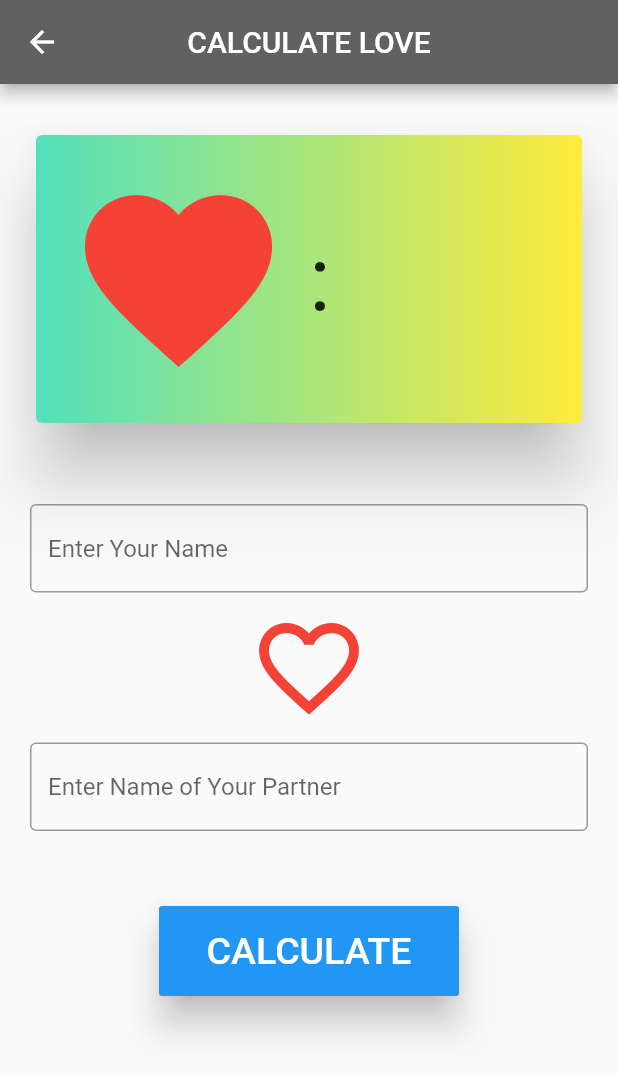
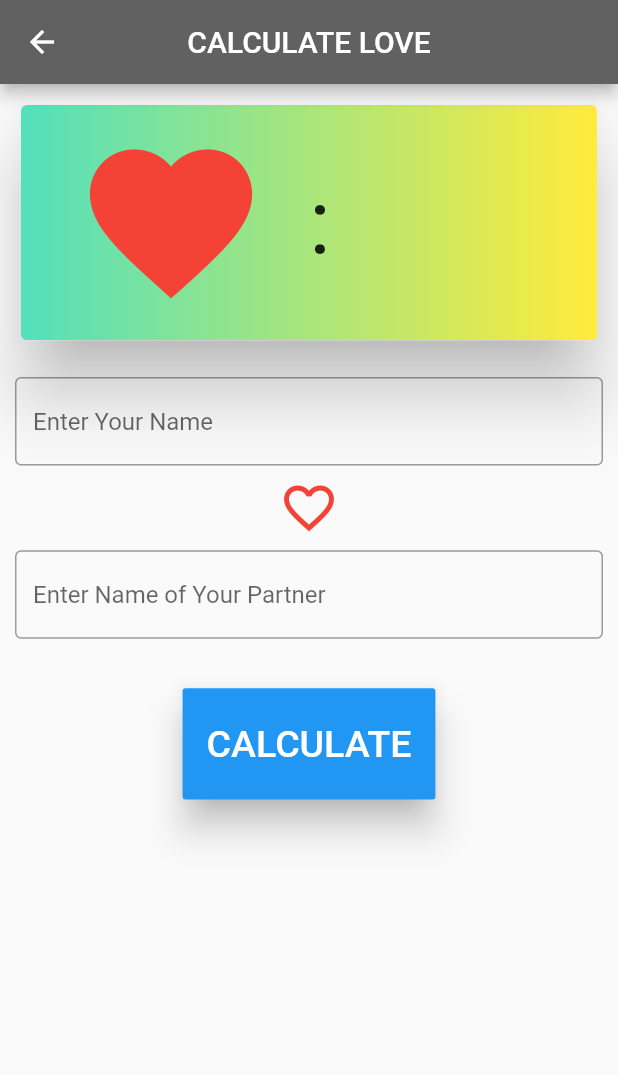
Before and after one commit to RajdeepThakare/Fun-Calculator, a Flutter app: the screen it shows after launch, after a tap on "CALCULATE LOVE", on a phone screen of 412 x 824 dp. Shown: the top 1075 px of the screen. Run offline on Flutter 3.47's test engine with Material 2 defaults, Android fonts, the phone set to English and light mode, and no system bars; drawn by our look-alikes of gradient_widgets; missing offline and left inert: firebase_admob; accounts and stored records are empty.

Commit message:
Now comapaitable for all devices

```diff
--- a/lib/pages/home.dart
+++ b/lib/pages/home.dart
@@ -4,10 +4,10 @@ import 'package:firebase_admob/firebase_admob.dart';
 
 
 MobileAdTargetingInfo targetingInfo = MobileAdTargetingInfo(
-  keywords: <String>['flutterio', 'beautiful apps', 'games', 'sports', 'free'],
-  contentUrl: 'https://flutter.io',
+  keywords: <String>[ 'beautiful apps', 'games', 'sports', 'free'],
+ // contentUrl: 'https://flutter.io',
 //  birthday: DateTime.now(),
- // childDirected: true,
+ childDirected: true,
 //  designedForFamilies: false,
  // gender: MobileAdGender.male, // or MobileAdGender.female, MobileAdGender.unknown
   testDevices: <String>['512B95F7F4B43AC6309729BA89D817CC'], // Android emulators are considered test devices
@@ -53,6 +53,7 @@ class _HomeState extends State<Home> {
 
   @override
   Widget build(BuildContext context) {
+    SizedBox(height: 50);
 
     myBanner
   // typically this happens well before the ad is shown
@@ -73,7 +74,7 @@ class _HomeState extends State<Home> {
         backgroundColor: Colors.grey[900],
       ),
       body: Padding(
-        padding: const EdgeInsets.fromLTRB(0,0,0,50),
+        padding: EdgeInsets.fromLTRB(0,0,0,MediaQuery.of(context).size.height/15),
         child: Container(
           color: Colors.white,
           padding: EdgeInsets.all(10),
--- a/lib/pages/love.dart
+++ b/lib/pages/love.dart
@@ -50,12 +50,13 @@ class _LoveState extends State<Love> {
       body: ListView(
         children: <Widget>[
                Padding(
-            padding: const EdgeInsets.fromLTRB(20, 30, 20, 50),
+          padding: const EdgeInsets.fromLTRB(10, 10, 10, 10),
           child: Container(
             child: Column(
               children: <Widget>[
                 Container(
-                    height: 200,
+                  height: MediaQuery.of(context).size.width * 0.4,
+                  //height: 150,
                   child: GradientCard(
                     gradient: LinearGradient(
                       colors: [Color(0xFF53E0BC), Colors.yellow],
@@ -72,7 +73,7 @@ class _LoveState extends State<Love> {
                               child: Icon(
                                 Icons.favorite,
                                 color: Colors.red,
-                                  size: 150,
+                                size: 130,
                               ),
                             ),
                             //SizedBox(width: 10),
@@ -88,7 +89,7 @@ class _LoveState extends State<Love> {
                     ),
                   ),
                 ),
-                  SizedBox(height: 50),
+                SizedBox(height: MediaQuery.of(context).size.width * 0.050000),
                 TextField(
                   keyboardType: TextInputType.text,
                   decoration: InputDecoration(
@@ -97,13 +98,13 @@ class _LoveState extends State<Love> {
                   ),
                   controller: t1,
                 ),
-                  SizedBox(height: 10),
+                SizedBox(height: MediaQuery.of(context).size.width * 0.020000),
                 Icon(
                   Icons.favorite_border,
                   color: Colors.red,
-                    size: 80,
+                  size: 40,
                 ),
-                  SizedBox(height: 10),
+                SizedBox(height: MediaQuery.of(context).size.width * 0.020000),
                 TextField(
                   keyboardType: TextInputType.text,
                   decoration: InputDecoration(
@@ -112,10 +113,10 @@ class _LoveState extends State<Love> {
                   ),
                   controller: t2,
                 ),
-                  SizedBox(height: 50),
+                SizedBox(height: MediaQuery.of(context).size.width * 0.080000),
                 ButtonTheme(
-                    minWidth: 200,
-                    height: 60,
+                  minWidth: MediaQuery.of(context).size.width * 0.060000,
+                  height: MediaQuery.of(context).size.height * 0.090000000,
                   child: RaisedButton(
                     elevation: 10,
                     onPressed: calLove,
```
Also changed, not shown: lib/pages/friendship.dart (+7 -7 lines), lib/pages/hateness.dart (+7 -7 lines). Lines whose indentation alone changed are shown as unchanged.
